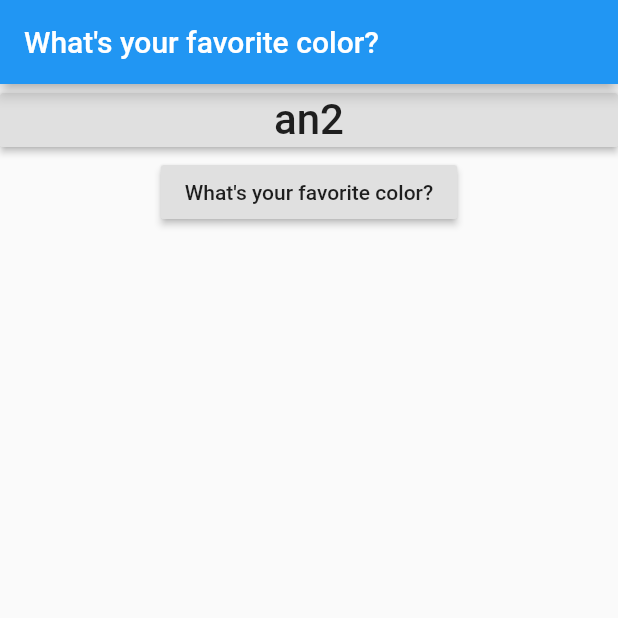
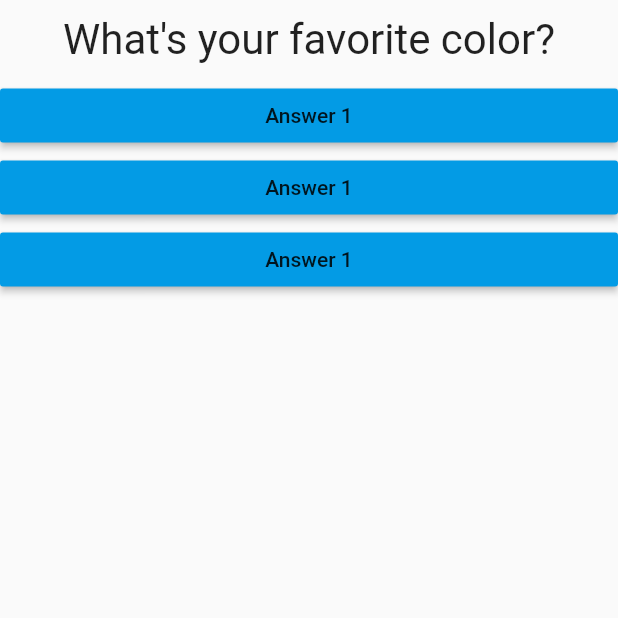
Before and after one commit to rozbeh1212/flutter_app, a Flutter app: the screen it shows after launch, on a phone screen of 412 x 824 dp, the top half of it. Run offline on Flutter 3.47's test engine with Material 2 defaults, Android fonts, the phone set to English and light mode, and no system bars.

Commit message:
answer dart file created

```diff
--- /dev/null
+++ b/lib/answer.dart
@@ -0,0 +1,23 @@
+// ignore_for_file: deprecated_member_use
+
+import 'package:flutter/material.dart';
+
+class Answer  extends StatelessWidget {
+
+final VoidCallback selectHandler;
+
+  Answer(this.selectHandler);
+  @override
+  Widget build(BuildContext context) {
+    return Container(
+      width: double.infinity,
+            // ignore: prefer_const_constructors
+            child: RaisedButton(
+              color: Colors.lightBlue[600],
+              child: Text('Answer 1'),
+              onPressed: selectHandler,
+            ),
+
+    );
+  }
+}
--- a/lib/main.dart
+++ b/lib/main.dart
@@ -3,6 +3,7 @@
 import 'package:flutter/material.dart';
 
 import './question.dart';
+import './answer.dart';
 
 void main() {
   runApp(MyApp());
@@ -28,22 +29,19 @@ class _MyAppState extends State<MyApp> {
 
   @override
   Widget build(BuildContext context) {
-    var question = [
+    var questions = [
       'What\'s your favorite color?',
       'What\'s your favorite animal?',
+      'What\'s your favorite food?'
     ];
     return MaterialApp(
       home: Scaffold(
-        appBar: AppBar(
-          title: Text(question[questionIndex]),
-        ),
         body: Column(
           children: [
-            RaisedButton(
-                child: Question('an2'), onPressed: () => print('Hello World')),
-            RaisedButton(
-                child: Text(question[questionIndex]),
-                onPressed: () => print('Hello World')),
+            Question(questions[questionIndex]),
+            Answer(answerQuestion),
+            Answer(answerQuestion),
+            Answer(answerQuestion),
           ],
         ),
       ),
--- a/lib/question.dart
+++ b/lib/question.dart
@@ -1,13 +1,15 @@
+// ignore_for_file: prefer_const_constructors
+
 import 'package:flutter/material.dart';
 
 class Question extends StatelessWidget {
   final String questionText; // final means that it can't be changed
-  Question(
-      this.questionText); //this means that the questionText is a property of the Question class
+  Question(this.questionText); //this means that the questionText is a property of the Question class
 
   @override
   Widget build(BuildContext context) {
     return Container(
+      margin: EdgeInsets.all(10), // edgeinsets all means that it will be 10 pixels on all sides
       width: double.infinity, // double.infinity means that it will take the full width of the screen
       child: Text(
         questionText,
```
